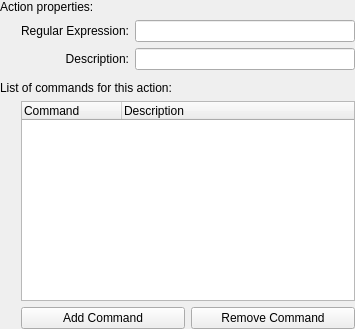
Old version of the form klipper/editactiondialog.ui in the repository mgottschlag/kwin-tiling.
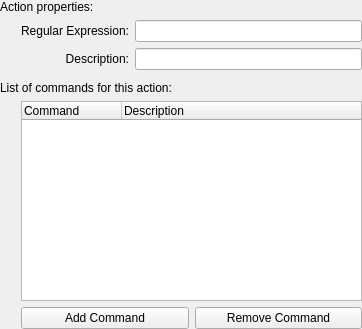
New version of the form.

Commit message: Okay, now I think that action edit dialog is mostly working. Few tweaks remain - like useful pop-up on double click etc, minor things. Yay! :)

Patch:
```diff
--- a/klipper/editactiondialog.ui
+++ b/klipper/editactiondialog.ui
@@ -6,7 +6,7 @@
    <rect>
     <x>0</x>
     <y>0</y>
-    <width>355</width>
+    <width>362</width>
     <height>329</height>
    </rect>
   </property>
```
The commit also changes 3 other files.
